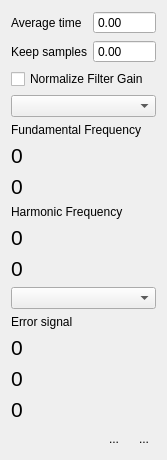
Above: digitalLock/ui/LockStatus.ui from MonroeQuantumNetworks/IonControl before the change. Below: the same form after it.
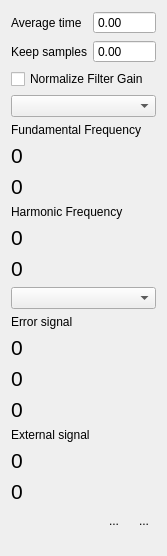
That is the form after the change. Icons and pictures are not drawn. Custom widgets are drawn as their Qt base class.

Commit message: add external adc to digital lock

What changed in the file:
```diff
--- a/digitalLock/ui/LockStatus.ui
+++ b/digitalLock/ui/LockStatus.ui
@@ -7,7 +7,7 @@
     <x>0</x>
     <y>0</y>
     <width>167</width>
-    <height>447</height>
+    <height>556</height>
    </rect>
   </property>
   <property name="windowTitle">
@@ -242,6 +242,55 @@
      </property>
     </widget>
    </item>
+   <item>
+    <widget class="QLabel" name="label_8">
+     <property name="text">
+      <string>External signal</string>
+     </property>
+    </widget>
+   </item>
+   <item>
+    <widget class="QLabel" name="externalSignalLabel">
+     <property name="sizePolicy">
+      <sizepolicy hsizetype="Preferred" vsizetype="Preferred">
+       <horstretch>1</horstretch>
+       <verstretch>0</verstretch>
+      </sizepolicy>
+     </property>
+     <property name="font">
+      <font>
+       <pointsize>16</pointsize>
+      </font>
+     </property>
+     <property name="toolTip">
+      <string>average value</string>
+     </property>
+     <property name="text">
+      <string>0</string>
+     </property>
+    </widget>
+   </item>
+   <item>
+    <widget class="QLabel" name="externalSignalRangeLabel">
+     <property name="sizePolicy">
+      <sizepolicy hsizetype="Preferred" vsizetype="Preferred">
+       <horstretch>1</horstretch>
+       <verstretch>0</verstretch>
+      </sizepolicy>
+     </property>
+     <property name="font">
+      <font>
+       <pointsize>16</pointsize>
+      </font>
+     </property>
+     <property name="toolTip">
+      <string>pk-pk</string>
+     </property>
+     <property name="text">
+      <string>0</string>
+     </property>
+    </widget>
+   </item>
    <item>
     <layout class="QHBoxLayout" name="horizontalLayout">
      <item>
```
The commit also changes 5 other files.
